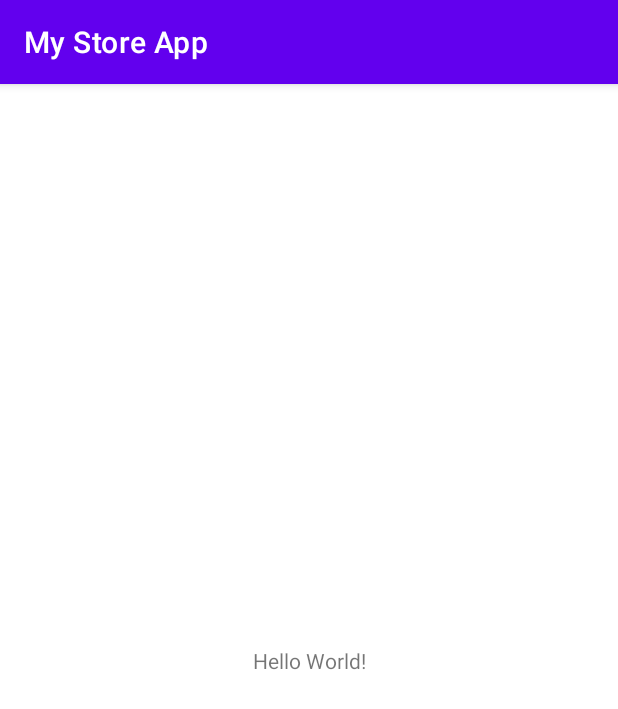
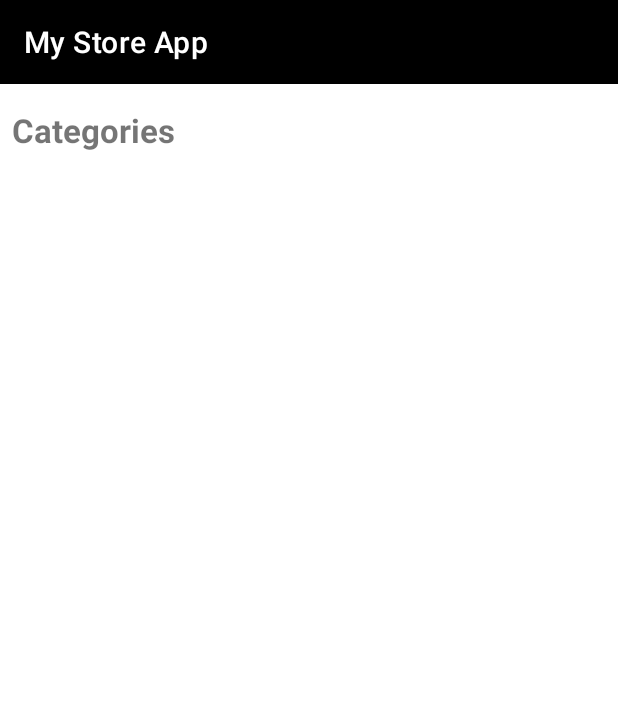
Before and after one commit to alejopp/mystore-app, an Android app: the screen it shows after launch (MainActivity), on a phone screen of 412 x 824 dp. Shown: the top 709 px of the screen. Run offline under Robolectric (Android 15) with nearby library versions, the phone set to English and light mode, and no system bars.

Commit message:
Home fragment created

```diff
--- /dev/null
+++ b/app/src/main/java/com/example/mystoreapp/presentation/home/HomeFragment.kt
@@ -0,0 +1,25 @@
+package com.example.mystoreapp.presentation.home
+
+import android.os.Bundle
+import androidx.fragment.app.Fragment
+import android.view.LayoutInflater
+import android.view.View
+import android.view.ViewGroup
+import com.example.mystoreapp.R
+import com.example.mystoreapp.databinding.ActivityMainBinding
+import com.example.mystoreapp.databinding.FragmentHomeBinding
+
+class HomeFragment : Fragment() {
+
+    private var _binding: FragmentHomeBinding? = null
+    private val binding get() = _binding!!
+
+    override fun onCreateView(
+        inflater: LayoutInflater, container: ViewGroup?,
+        savedInstanceState: Bundle?
+    ): View? {
+        _binding = FragmentHomeBinding.inflate(inflater, container, false)
+        return binding.root
+    }
+
+}
--- /dev/null
+++ b/app/src/main/res/drawable/ic_baseline_arrow_back_24.xml
@@ -0,0 +1,5 @@
+<vector android:autoMirrored="true" android:height="24dp"
+    android:tint="@color/white" android:viewportHeight="24"
+    android:viewportWidth="24" android:width="24dp" xmlns:android="http://schemas.android.com/apk/res/android">
+    <path android:fillColor="@android:color/white" android:pathData="M20,11H7.83l5.59,-5.59L12,4l-8,8 8,8 1.41,-1.41L7.83,13H20v-2z"/>
+</vector>
--- /dev/null
+++ b/app/src/main/res/drawable/ic_baseline_search_24.xml
@@ -0,0 +1,5 @@
+<vector android:height="24dp" android:tint="@color/white"
+    android:viewportHeight="24" android:viewportWidth="24"
+    android:width="24dp" xmlns:android="http://schemas.android.com/apk/res/android">
+    <path android:fillColor="@android:color/white" android:pathData="M15.5,14h-0.79l-0.28,-0.27C15.41,12.59 16,11.11 16,9.5 16,5.91 13.09,3 9.5,3S3,5.91 3,9.5 5.91,16 9.5,16c1.61,0 3.09,-0.59 4.23,-1.57l0.27,0.28v0.79l5,4.99L20.49,19l-4.99,-5zM9.5,14C7.01,14 5,11.99 5,9.5S7.01,5 9.5,5 14,7.01 14,9.5 11.99,14 9.5,14z"/>
+</vector>
--- a/app/src/main/res/layout/activity_main.xml
+++ b/app/src/main/res/layout/activity_main.xml
@@ -6,13 +6,16 @@
     android:layout_height="match_parent"
     tools:context=".MainActivity">
 
-    <TextView
-        android:layout_width="wrap_content"
-        android:layout_height="wrap_content"
-        android:text="Hello World!"
+    <androidx.fragment.app.FragmentContainerView
+        android:id="@+id/nav_host_fragment"
+        android:name="androidx.navigation.fragment.NavHostFragment"
+        android:layout_width="0dp"
+        android:layout_height="0dp"
+        app:layout_constraintLeft_toLeftOf="parent"
+        app:layout_constraintRight_toRightOf="parent"
+        app:layout_constraintTop_toTopOf="parent"
         app:layout_constraintBottom_toBottomOf="parent"
-        app:layout_constraintEnd_toEndOf="parent"
-        app:layout_constraintStart_toStartOf="parent"
-        app:layout_constraintTop_toTopOf="parent" />
+        app:defaultNavHost="true"
+        app:navGraph="@navigation/mobile_navigation" />
 
 </androidx.constraintlayout.widget.ConstraintLayout>
--- /dev/null
+++ b/app/src/main/res/layout/fragment_home.xml
@@ -0,0 +1,52 @@
+<?xml version="1.0" encoding="utf-8"?>
+<androidx.constraintlayout.widget.ConstraintLayout xmlns:android="http://schemas.android.com/apk/res/android"
+    xmlns:app="http://schemas.android.com/apk/res-auto"
+    xmlns:tools="http://schemas.android.com/tools"
+    android:layout_width="match_parent"
+    android:layout_height="match_parent"
+    tools:context=".presentation.home.HomeFragment">
+
+    <com.google.android.material.appbar.MaterialToolbar
+        android:id="@+id/tb_home_search"
+        android:layout_width="0dp"
+        app:title="@string/app_name"
+        app:titleTextColor="@color/white"
+        android:layout_height="?attr/actionBarSize"
+        android:background="@color/black"
+        app:layout_constraintEnd_toEndOf="parent"
+        app:layout_constraintHorizontal_bias="0.0"
+        app:layout_constraintLeft_toLeftOf="parent"
+        app:layout_constraintRight_toRightOf="parent"
+        app:layout_constraintStart_toStartOf="parent"
+        app:layout_constraintTop_toTopOf="parent"
+        app:popupTheme="@style/Theme.AppCompat.Light"
+        app:theme="@style/ThemeOverlay.AppCompat.ActionBar">
+
+    </com.google.android.material.appbar.MaterialToolbar>
+
+    <TextView
+        android:id="@+id/tv_home_categories"
+        android:layout_width="wrap_content"
+        android:layout_height="wrap_content"
+        android:layout_marginStart="8dp"
+        android:layout_marginTop="16dp"
+        android:text="@string/categories"
+        android:textSize="22sp"
+        android:textStyle="bold"
+        app:layout_constraintEnd_toEndOf="parent"
+        app:layout_constraintHorizontal_bias="0.0"
+        app:layout_constraintStart_toStartOf="parent"
+        app:layout_constraintTop_toBottomOf="@+id/tb_home_search" />
+
+    <androidx.recyclerview.widget.RecyclerView
+        android:id="@+id/rv_home_categories"
+        android:layout_width="0dp"
+        android:layout_height="400dp"
+        android:layout_marginTop="16dp"
+        app:layout_constraintTop_toBottomOf="@+id/tv_home_categories"
+        app:layout_constraintStart_toStartOf="parent"
+        app:layout_constraintEnd_toEndOf="parent"
+        app:layoutManager="androidx.recyclerview.widget.GridLayoutManager"
+        tools:listitem="@layout/item_category"
+        />
+</androidx.constraintlayout.widget.ConstraintLayout>
--- /dev/null
+++ b/app/src/main/res/navigation/mobile_navigation.xml
@@ -0,0 +1,13 @@
+<?xml version="1.0" encoding="utf-8"?>
+<navigation xmlns:android="http://schemas.android.com/apk/res/android"
+    xmlns:app="http://schemas.android.com/apk/res-auto"
+    xmlns:tools="http://schemas.android.com/tools"
+    android:id="@+id/mobile_navigation"
+    app:startDestination="@id/homeFragment">
+
+    <fragment
+        android:id="@+id/homeFragment"
+        android:name="com.example.mystoreapp.presentation.home.HomeFragment"
+        android:label="fragment_home"
+        tools:layout="@layout/fragment_home" />
+</navigation>
--- a/app/src/main/res/values/strings.xml
+++ b/app/src/main/res/values/strings.xml
@@ -1,3 +1,8 @@
 <resources>
     <string name="app_name">My Store App</string>
+    <!-- TODO: Remove or change this placeholder text -->
+    <string name="hello_blank_fragment">Hello blank fragment</string>
+    <string name="action_back">Arrow back</string>
+    <string name="action_search">Action search</string>
+    <string name="categories">Categories</string>
 </resources>
--- a/app/src/main/res/values/themes.xml
+++ b/app/src/main/res/values/themes.xml
@@ -1,6 +1,6 @@
 <resources xmlns:tools="http://schemas.android.com/tools">
     <!-- Base application theme. -->
-    <style name="Theme.MyStoreApp" parent="Theme.MaterialComponents.DayNight.DarkActionBar">
+    <style name="Theme.MyStoreApp" parent="Theme.MaterialComponents.DayNight.NoActionBar">
         <!-- Primary brand color. -->
         <item name="colorPrimary">@color/purple_500</item>
         <item name="colorPrimaryVariant">@color/purple_700</item>
```
Also changed, not shown: app/build.gradle (+10 -2 lines), app/src/main/java/com/example/mystoreapp/presentation/product/ProductFragment.kt (added, +20 -0 lines), app/src/main/res/layout/fragment_product.xml (added, +14 -0 lines), app/src/main/res/layout/item_category.xml (added, +46 -0 lines), app/src/main/res/menu/top_bar_search.xml (added, +15 -0 lines), build.gradle (+26 -0 lines).
